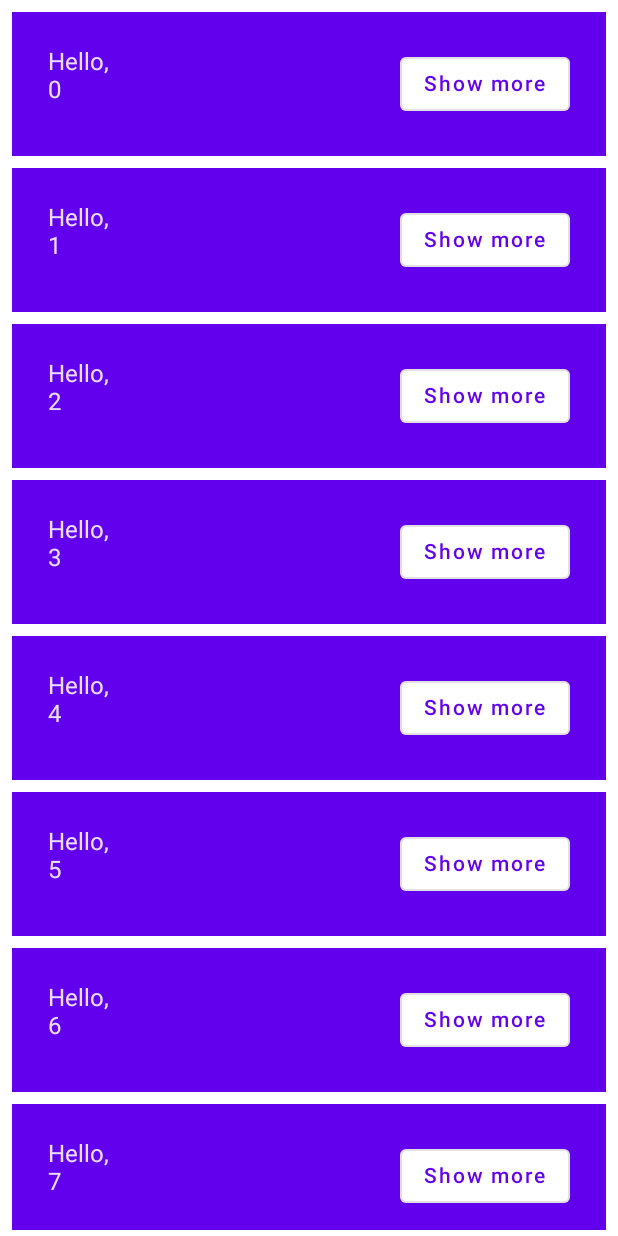
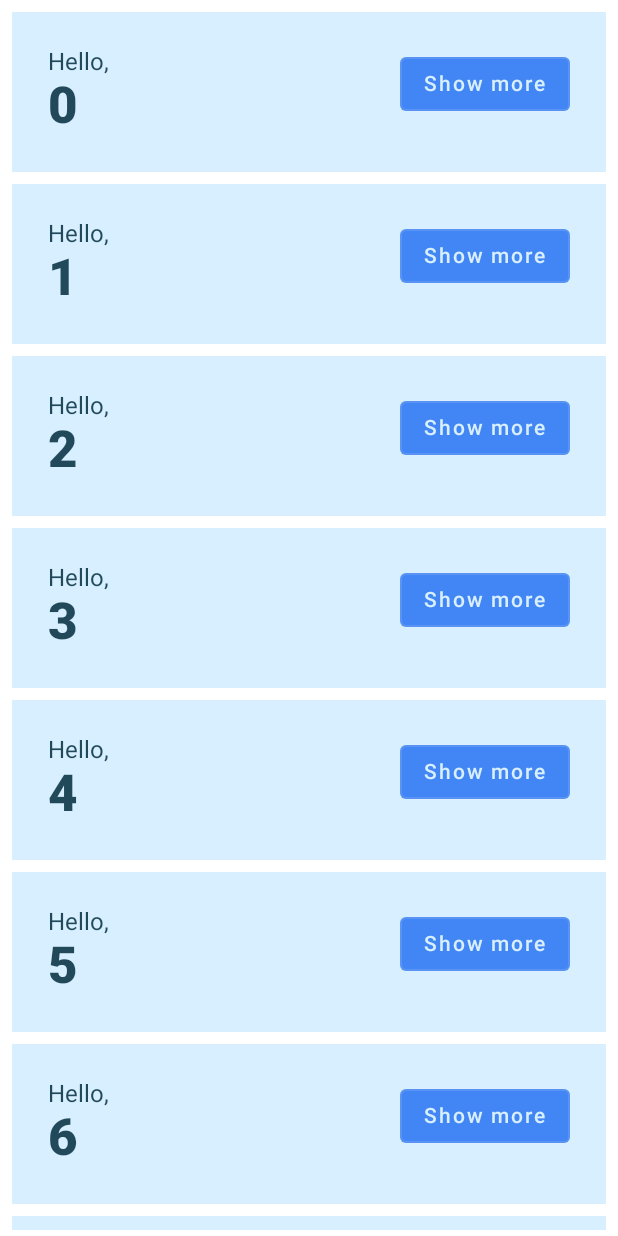
Before and after one commit to ale91rf/Compose-Basics-codelab, an Android app built with Jetpack Compose: the screen it shows after launch (MainActivity), after a tap on "Continue", on a phone screen of 412 x 824 dp. Run offline under Robolectric (Android 15) with nearby library versions, the phone set to English and light mode, and no system bars.

Commit message:
adding styles

```diff
--- a/app/src/main/java/com/alejandroramirez/basicscodelab/MainActivity.kt
+++ b/app/src/main/java/com/alejandroramirez/basicscodelab/MainActivity.kt
@@ -1,5 +1,6 @@
 package com.alejandroramirez.basicscodelab
 
+import android.content.res.Configuration.UI_MODE_NIGHT_YES
 import android.os.Bundle
 import androidx.activity.ComponentActivity
 import androidx.activity.compose.setContent
@@ -17,6 +18,7 @@ import androidx.compose.ui.unit.dp
 import com.alejandroramirez.basicscodelab.ui.theme.BasicsCodelabTheme
 import androidx.compose.foundation.lazy.items
 import androidx.compose.runtime.saveable.rememberSaveable
+import androidx.compose.ui.text.font.FontWeight
 
 class MainActivity : ComponentActivity() {
     override fun onCreate(savedInstanceState: Bundle?) {
@@ -59,7 +61,7 @@ fun OnboardingScreen(onContinueClicked: () -> Unit) {
 }
 
 @Composable
-private fun Greetings(names: List<String> = List(1000) { "$it" } ) {
+private fun Greetings(names: List<String> = List(1000) { "$it" }) {
     LazyColumn(modifier = Modifier.padding(vertical = 4.dp)) {
         items(items = names) { name ->
             Greeting(name = name)
@@ -88,7 +90,11 @@ fun Greeting(name: String) {
                     .padding(bottom = extraPadding.coerceAtLeast(0.dp))
             ) {
                 Text(text = "Hello,")
-                Text(text = name)
+                Text(
+                    text = name, style = MaterialTheme.typography.h4.copy(
+                        fontWeight = FontWeight.ExtraBold
+                    )
+                )
             }
             OutlinedButton(
                 onClick = { expanded.value = !expanded.value },
@@ -99,7 +105,13 @@ fun Greeting(name: String) {
     }
 }
 
-@Preview(showBackground = true, widthDp = 320, heightDp = 320)
+@Preview(
+    showBackground = true,
+    widthDp = 320,
+    uiMode = UI_MODE_NIGHT_YES,
+    name = "DefaultPreviewDark"
+)
+@Preview(showBackground = true, widthDp = 320)
 @Composable
 fun DefaultPreview() {
     BasicsCodelabTheme {
--- a/app/src/main/java/com/alejandroramirez/basicscodelab/ui/theme/Color.kt
+++ b/app/src/main/java/com/alejandroramirez/basicscodelab/ui/theme/Color.kt
@@ -2,7 +2,7 @@ package com.alejandroramirez.basicscodelab.ui.theme
 
 import androidx.compose.ui.graphics.Color
 
-val Purple200 = Color(0xFFBB86FC)
-val Purple500 = Color(0xFF6200EE)
-val Purple700 = Color(0xFF3700B3)
-val Teal200 = Color(0xFF03DAC5)
+val Navy = Color(0xFF073042)
+val Blue = Color(0xFF4285F4)
+val LightBlue = Color(0xFFD7EFFE)
+val Chartreuse = Color(0xFFEFF7CF)
--- a/app/src/main/java/com/alejandroramirez/basicscodelab/ui/theme/Theme.kt
+++ b/app/src/main/java/com/alejandroramirez/basicscodelab/ui/theme/Theme.kt
@@ -5,26 +5,20 @@ import androidx.compose.material.MaterialTheme
 import androidx.compose.material.darkColors
 import androidx.compose.material.lightColors
 import androidx.compose.runtime.Composable
+import androidx.compose.ui.graphics.Color
 
 private val DarkColorPalette = darkColors(
-    primary = Purple200,
-    primaryVariant = Purple700,
-    secondary = Teal200
+    surface = Blue,
+    onSurface = Navy,
+    primary = Navy,
+    onPrimary = Chartreuse
 )
 
 private val LightColorPalette = lightColors(
-    primary = Purple500,
-    primaryVariant = Purple700,
-    secondary = Teal200
-
-    /* Other default colors to override
-    background = Color.White,
-    surface = Color.White,
-    onPrimary = Color.White,
-    onSecondary = Color.Black,
-    onBackground = Color.Black,
-    onSurface = Color.Black,
-    */
+    surface = Blue,
+    onSurface = Color.White,
+    primary = LightBlue,
+    onPrimary = Navy
 )
 
 @Composable
```
